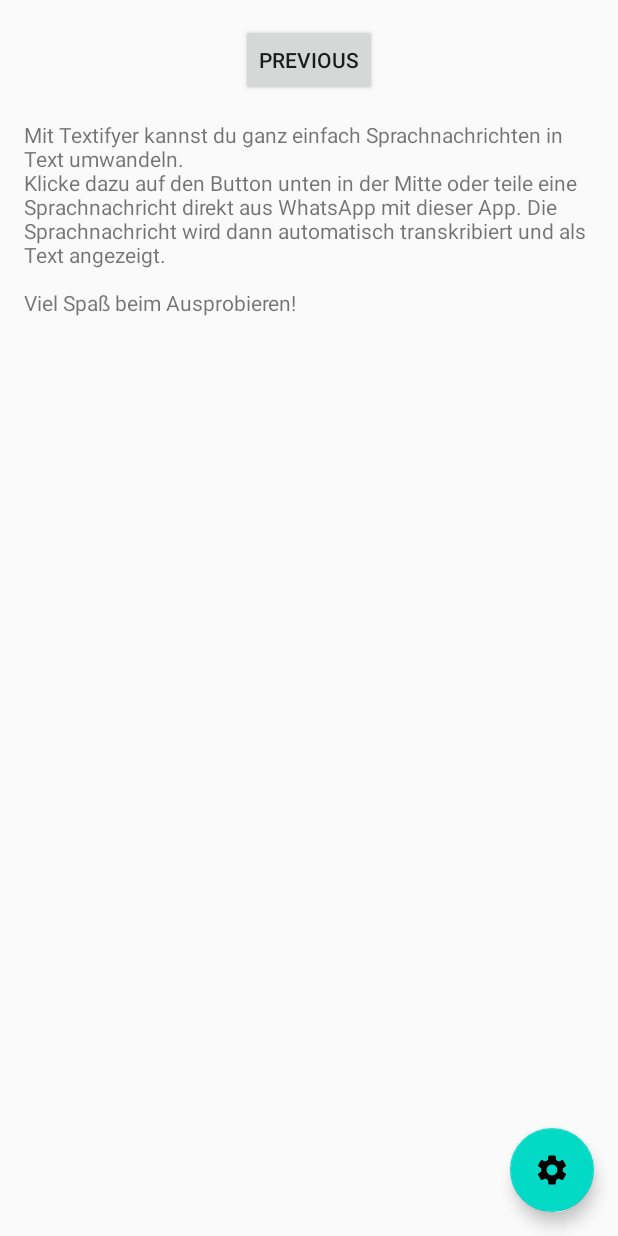
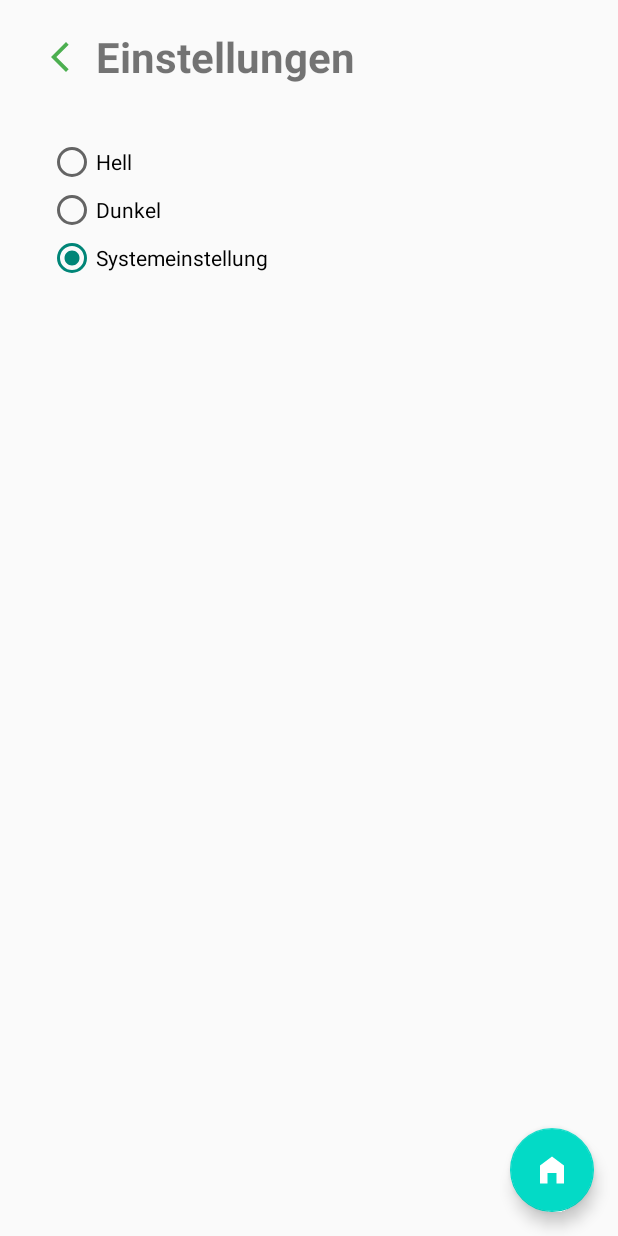
Before and after one commit to Haainz/textifyer, an Android app: the screen it shows after launch (MainActivity), after a tap on an icon or button, on a phone screen of 412 x 824 dp. Run offline under Robolectric (Android 15) with nearby library versions, the phone set to English and light mode, and no system bars; our stand-ins replace navigation-ui.

Commit message:
settings page + light and darkmode

```diff
--- a/app/src/main/java/com/textifyer/FirstFragment.java
+++ b/app/src/main/java/com/textifyer/HomeFragment.java
@@ -20,13 +20,13 @@ import androidx.annotation.NonNull;
 import androidx.core.content.ContextCompat;
 import androidx.fragment.app.Fragment;
 
-import com.textifyer.databinding.FragmentFirstBinding;
+import com.textifyer.databinding.FragmentHomeBinding;
 
-public class FirstFragment extends Fragment {
+public class HomeFragment extends Fragment {
 
-    private static final String TAG = "FirstFragment";
+    private static final String TAG = "HomeFragment";
 
-    private FragmentFirstBinding binding;
+    private FragmentHomeBinding binding;
 
     // Permission string depending on Android version
     private String requiredPermission;
@@ -42,7 +42,7 @@ public class FirstFragment extends Fragment {
             @NonNull LayoutInflater inflater, ViewGroup container,
             Bundle savedInstanceState
     ) {
-        binding = FragmentFirstBinding.inflate(inflater, container, false);
+        binding = FragmentHomeBinding.inflate(inflater, container, false);
         return binding.getRoot();
     }
 
--- a/app/src/main/java/com/textifyer/MainActivity.java
+++ b/app/src/main/java/com/textifyer/MainActivity.java
@@ -1,4 +1,6 @@
 package com.textifyer;
+
+import static androidx.core.graphics.drawable.DrawableCompat.applyTheme;
 
 import android.os.Bundle;
 import android.os.AsyncTask;
@@ -8,6 +10,7 @@ import android.view.View;
 import android.widget.ProgressBar;
 import android.widget.Toast;
 import androidx.appcompat.app.AppCompatActivity;
+import androidx.appcompat.app.AppCompatDelegate;
 import androidx.navigation.NavController;
 import androidx.navigation.NavDestination;
 import androidx.navigation.Navigation;
@@ -34,21 +37,50 @@ public class MainActivity extends AppCompatActivity {
     @Override
     protected void onCreate(Bundle savedInstanceState) {
         super.onCreate(savedInstanceState);
+        SharedPreferences prefs = getSharedPreferences("app_prefs", MODE_PRIVATE);
+        int savedTheme = prefs.getInt("theme", R.id.radio_system);
+        applyTheme(savedTheme);
 
         binding = ActivityMainBinding.inflate(getLayoutInflater());
         setContentView(binding.getRoot());
 
-        prefs = getSharedPreferences("app_prefs", MODE_PRIVATE);
+        NavHostFragment navHostFragment = (NavHostFragment) getSupportFragmentManager()
+                .findFragmentById(R.id.nav_host_fragment_content_main);
+        NavController navController = navHostFragment.getNavController();
+
+        // Beobachte das aktuelle Fragment
+        navController.addOnDestinationChangedListener((controller, destination, arguments) -> {
+            if (destination.getId() == R.id.SecondFragment) {
+                // Im Settings-Fragment -> Home-Icon anzeigen
+                binding.settingsbtn.setImageResource(R.drawable.icon_home);
+            } else {
+                // In allen anderen Fragmenten -> Settings-Icon anzeigen
+                binding.settingsbtn.setImageResource(R.drawable.icon_settings);
+            }
+        });
 
         binding.settingsbtn.setOnClickListener(v -> {
-            NavHostFragment navHostFragment = (NavHostFragment) getSupportFragmentManager()
-                    .findFragmentById(R.id.nav_host_fragment_content_main);
-            if (navHostFragment != null) {
-                NavDestination currentDestination = navHostFragment.getNavController().getCurrentDestination();
-                if (currentDestination != null && currentDestination.getId() != R.id.SecondFragment) {
-                    navHostFragment.getNavController().navigate(R.id.action_FirstFragment_to_SecondFragment);
+            NavDestination currentDestination = navController.getCurrentDestination();
+            if (currentDestination != null) {
+                if (currentDestination.getId() == R.id.SecondFragment) {
+                    // Von Settings zurück zu Home
+                    navController.navigate(R.id.action_SecondFragment_to_FirstFragment);
+                } else if (currentDestination.getId() == R.id.FirstFragment) {
+                    // Von Home zu Settings
+                    navController.navigate(R.id.action_FirstFragment_to_SecondFragment);
                 }
             }
         });
     }
+
+
+    private void applyTheme(int checkedId) {
+        if (checkedId == R.id.radio_light) {
+            AppCompatDelegate.setDefaultNightMode(AppCompatDelegate.MODE_NIGHT_NO);
+        } else if (checkedId == R.id.radio_dark) {
+            AppCompatDelegate.setDefaultNightMode(AppCompatDelegate.MODE_NIGHT_YES);
+        } else {
+            AppCompatDelegate.setDefaultNightMode(AppCompatDelegate.MODE_NIGHT_FOLLOW_SYSTEM);
+        }
+    }
 }
--- a/app/src/main/java/com/textifyer/SecondFragment.java
+++ /dev/null
@@ -1,44 +0,0 @@
-package com.textifyer;
-
-import android.os.Bundle;
-import android.view.LayoutInflater;
-import android.view.View;
-import android.view.ViewGroup;
-
-import androidx.annotation.NonNull;
-import androidx.fragment.app.Fragment;
-import androidx.navigation.fragment.NavHostFragment;
-
-import com.textifyer.databinding.FragmentSecondBinding;
-
-public class SecondFragment extends Fragment {
-
-    private FragmentSecondBinding binding;
-
-    @Override
-    public View onCreateView(
-            @NonNull LayoutInflater inflater, ViewGroup container,
-            Bundle savedInstanceState
-    ) {
-
-        binding = FragmentSecondBinding.inflate(inflater, container, false);
-        return binding.getRoot();
-
-    }
-
-    public void onViewCreated(@NonNull View view, Bundle savedInstanceState) {
-        super.onViewCreated(view, savedInstanceState);
-
-        binding.buttonSecond.setOnClickListener(v ->
-                NavHostFragment.findNavController(SecondFragment.this)
-                        .navigate(R.id.action_SecondFragment_to_FirstFragment)
-        );
-    }
-
-    @Override
-    public void onDestroyView() {
-        super.onDestroyView();
-        binding = null;
-    }
-
-}
--- /dev/null
+++ b/app/src/main/java/com/textifyer/SettingsFragment.java
@@ -0,0 +1,57 @@
+package com.textifyer;
+
+import android.content.SharedPreferences;
+import android.os.Bundle;
+import android.view.LayoutInflater;
+import android.view.View;
+import android.view.ViewGroup;
+import android.widget.ImageButton;
+import android.widget.RadioButton;
+import android.widget.RadioGroup;
+import androidx.appcompat.app.AppCompatDelegate;
+
+import androidx.annotation.NonNull;
+import androidx.fragment.app.Fragment;
+
+public class SettingsFragment extends Fragment {
+
+    private SharedPreferences prefs;
+    private static final String PREFS_NAME = "app_prefs";
+    private static final String THEME_KEY = "theme";
+
+    @Override
+    public View onCreateView(@NonNull LayoutInflater inflater, ViewGroup container,
+                             Bundle savedInstanceState) {
+        View view = inflater.inflate(R.layout.fragment_settings, container, false);
+
+        prefs = requireActivity().getSharedPreferences(PREFS_NAME, 0);
+        RadioGroup radioGroup = view.findViewById(R.id.radioGroup);
+        ImageButton backbtn = view.findViewById(R.id.button_back);
+
+        // Load saved theme preference
+        int savedTheme = prefs.getInt(THEME_KEY, R.id.radio_system);
+        radioGroup.check(savedTheme);
+
+        radioGroup.setOnCheckedChangeListener((group, checkedId) -> {
+            SharedPreferences.Editor editor = prefs.edit();
+            editor.putInt(THEME_KEY, checkedId);
+            editor.apply();
+            // Optionally, you can apply the theme immediately
+            applyTheme(checkedId);
+        });
+
+        backbtn.setOnClickListener(view1 -> getActivity().onBackPressed());
+
+        return view;
+    }
+
+    private void applyTheme(int checkedId) {
+        if (checkedId == R.id.radio_light) {
+            AppCompatDelegate.setDefaultNightMode(AppCompatDelegate.MODE_NIGHT_NO);
+        } else if (checkedId == R.id.radio_dark) {
+            AppCompatDelegate.setDefaultNightMode(AppCompatDelegate.MODE_NIGHT_YES);
+        } else {
+            AppCompatDelegate.setDefaultNightMode(AppCompatDelegate.MODE_NIGHT_FOLLOW_SYSTEM);
+        }
+    }
+}
--- /dev/null
+++ b/app/src/main/res/drawable/icon_back.xml
@@ -0,0 +1,5 @@
+<vector xmlns:android="http://schemas.android.com/apk/res/android" android:height="24dp" android:tint="#000000" android:viewportHeight="960" android:viewportWidth="960" android:width="24dp">
+
+    <path android:fillColor="@android:color/white" android:pathData="M640,880L240,480L640,80L711,151L382,480L711,809L640,880Z"/>
+
+</vector>
--- /dev/null
+++ b/app/src/main/res/drawable/icon_home.xml
@@ -0,0 +1,5 @@
+<vector xmlns:android="http://schemas.android.com/apk/res/android" android:height="24dp" android:tint="#000000" android:viewportHeight="24" android:viewportWidth="24" android:width="24dp">
+
+    <path android:fillColor="@android:color/white" android:pathData="M12,3L4,9v12h5v-7h6v7h5V9z"/>
+
+</vector>
--- a/app/src/main/res/layout/activity_main.xml
+++ b/app/src/main/res/layout/activity_main.xml
@@ -17,6 +17,7 @@
         android:layout_marginEnd="@dimen/fab_margin"
         android:layout_marginBottom="16dp"
         android:src="@drawable/icon_settings"
+        app:tint="@color/white"
         app:backgroundTint="?attr/colorSecondary"/>
 
 </androidx.coordinatorlayout.widget.CoordinatorLayout>
--- a/app/src/main/res/layout/fragment_first.xml
+++ b/app/src/main/res/layout/fragment_home.xml
@@ -4,7 +4,7 @@
     xmlns:tools="http://schemas.android.com/tools"
     android:layout_width="match_parent"
     android:layout_height="match_parent"
-    tools:context=".FirstFragment">
+    tools:context=".HomeFragment">
 
     <RelativeLayout
         android:layout_width="match_parent"
--- a/app/src/main/res/layout/fragment_second.xml
+++ /dev/null
@@ -1,35 +0,0 @@
-<?xml version="1.0" encoding="utf-8"?>
-<androidx.core.widget.NestedScrollView xmlns:android="http://schemas.android.com/apk/res/android"
-    xmlns:app="http://schemas.android.com/apk/res-auto"
-    xmlns:tools="http://schemas.android.com/tools"
-    android:layout_width="match_parent"
-    android:layout_height="match_parent"
-    tools:context=".SecondFragment">
-
-    <androidx.constraintlayout.widget.ConstraintLayout
-        android:layout_width="match_parent"
-        android:layout_height="match_parent"
-        android:padding="16dp">
-
-        <Button
-            android:id="@+id/button_second"
-            android:layout_width="wrap_content"
-            android:layout_height="wrap_content"
-            android:text="@string/previous"
-            app:layout_constraintBottom_toTopOf="@id/textview_second"
-            app:layout_constraintEnd_toEndOf="parent"
-            app:layout_constraintStart_toStartOf="parent"
-            app:layout_constraintTop_toTopOf="parent" />
-
-        <TextView
-            android:id="@+id/textview_second"
-            android:layout_width="wrap_content"
-            android:layout_height="wrap_content"
-            android:layout_marginTop="16dp"
-            android:text="@string/starttext"
-            app:layout_constraintBottom_toBottomOf="parent"
-            app:layout_constraintEnd_toEndOf="parent"
-            app:layout_constraintStart_toStartOf="parent"
-            app:layout_constraintTop_toBottomOf="@id/button_second" />
-    </androidx.constraintlayout.widget.ConstraintLayout>
-</androidx.core.widget.NestedScrollView>
--- /dev/null
+++ b/app/src/main/res/layout/fragment_settings.xml
@@ -0,0 +1,65 @@
+<?xml version="1.0" encoding="utf-8"?>
+<androidx.core.widget.NestedScrollView xmlns:android="http://schemas.android.com/apk/res/android"
+    xmlns:app="http://schemas.android.com/apk/res-auto"
+    xmlns:tools="http://schemas.android.com/tools"
+    android:layout_width="match_parent"
+    android:layout_height="match_parent"
+    tools:context=".SettingsFragment">
+
+    <RelativeLayout
+        android:layout_width="match_parent"
+        android:layout_height="match_parent"
+        android:padding="16dp">
+
+        <RelativeLayout
+            android:layout_width="match_parent"
+            android:layout_height="wrap_content"
+            android:id="@+id/topbar">
+
+        <ImageButton
+            android:id="@+id/button_back"
+            android:layout_width="wrap_content"
+            android:layout_height="wrap_content"
+            android:src="@drawable/icon_back"
+            android:backgroundTint="#004CAF50"
+            app:tint="@color/green_500" />
+
+            <TextView
+                android:layout_width="wrap_content"
+                android:layout_height="wrap_content"
+                android:text="@string/settingstitle"
+                android:layout_toRightOf="@+id/button_back"
+                android:layout_centerInParent="true"
+                android:textSize="28dp"
+                android:textStyle="bold"/>
+
+        </RelativeLayout>
+
+        <RadioGroup
+            android:id="@+id/radioGroup"
+            android:layout_width="wrap_content"
+            android:layout_height="wrap_content"
+            android:layout_marginTop="32dp"
+            android:layout_marginStart="16dp"
+            android:layout_below="@id/topbar">
+
+            <RadioButton
+                android:id="@+id/radio_light"
+                android:layout_width="wrap_content"
+                android:layout_height="wrap_content"
+                android:text="@string/lightmode" />
+
+            <RadioButton
+                android:id="@+id/radio_dark"
+                android:layout_width="wrap_content"
+                android:layout_height="wrap_content"
+                android:text="@string/darkmode" />
+
+            <RadioButton
+                android:id="@+id/radio_system"
+                android:layout_width="wrap_content"
+                android:layout_height="wrap_content"
+                android:text="@string/systemmode" />
+        </RadioGroup>
+    </RelativeLayout>
+</androidx.core.widget.NestedScrollView>
--- a/app/src/main/res/navigation/nav_graph.xml
+++ b/app/src/main/res/navigation/nav_graph.xml
@@ -7,9 +7,9 @@
 
     <fragment
         android:id="@+id/FirstFragment"
-        android:name="com.textifyer.FirstFragment"
+        android:name="com.textifyer.HomeFragment"
         android:label="@string/first_fragment_label"
-        tools:layout="@layout/fragment_first">
+        tools:layout="@layout/fragment_home">
 
         <action
             android:id="@+id/action_FirstFragment_to_SecondFragment"
@@ -17,9 +17,9 @@
     </fragment>
     <fragment
         android:id="@+id/SecondFragment"
-        android:name="com.textifyer.SecondFragment"
+        android:name="com.textifyer.SettingsFragment"
         android:label="@string/second_fragment_label"
-        tools:layout="@layout/fragment_second">
+        tools:layout="@layout/fragment_settings">
 
         <action
             android:id="@+id/action_SecondFragment_to_FirstFragment"
--- a/app/src/main/res/values/strings.xml
+++ b/app/src/main/res/values/strings.xml
@@ -16,4 +16,8 @@
     </string>
     <string name="starttexttitle">Willkommen! 👋</string>
     <string name="transcribe">Transkribieren</string>
+    <string name="settingstitle">Einstellungen</string>
+    <string name="lightmode">Hell</string>
+    <string name="darkmode">Dunkel</string>
+    <string name="systemmode">Systemeinstellung</string>
 </resources>
```
